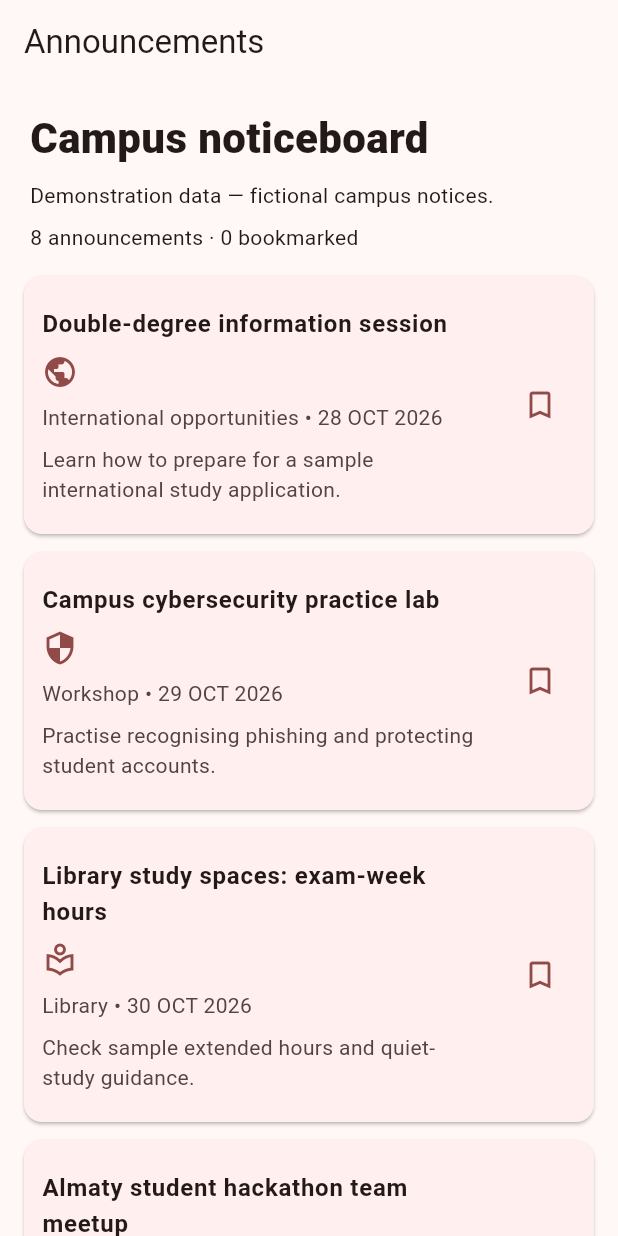
After one commit to I26043015/iitu-student-hub, a Flutter app: the AnnouncementsScreen screen opened directly, on a phone screen of 412 x 824 dp. The commit adds this screen. Run offline on Flutter 3.47's test engine with Material 3 defaults, Android fonts, the phone set to English and light mode, and no system bars; our stand-ins replace cloud_firestore, firebase_auth, firebase_core, shared_preferences; accounts and stored records are empty; key blocks and very long unbroken strings in the code were emptied for the run.

Commit message:
Add announcements with bookmarks and responsive services grid

```diff
--- /dev/null
+++ b/lib/models/campus_content.dart
@@ -0,0 +1,179 @@
+import 'package:flutter/material.dart';
+
+class Announcement {
+  const Announcement({
+    required this.id,
+    required this.title,
+    required this.category,
+    required this.date,
+    required this.preview,
+    required this.detail,
+    required this.icon,
+  });
+
+  final String id, title, category, date, preview, detail;
+  final IconData icon;
+}
+
+// Extra fields retain the existing service detail and appointment flow.
+class CampusService {
+  const CampusService(
+    this.id, this.name, this.description, this.location,
+    this.openingHours, this.contact, this.icon, this.status, {
+    this.destination = '/service-detail',
+  });
+
+  final String id, name, description, location, openingHours, contact, status;
+  final IconData icon;
+  final String destination;
+  String get label => name;
+}
+
+// All notices, dates, locations and contacts below are demonstration data.
+const campusAnnouncements = <Announcement>[
+  Announcement(
+    id: 'notice-double-degree-2026',
+    title: 'Double-degree information session',
+    category: 'International opportunities', date: '28 OCT 2026',
+    preview: 'Learn how to prepare for a sample international study application.',
+    detail: 'This demonstration session introduces a fictional double-degree '
+        'application journey. Students can practise preparing a transcript, '
+        'writing a motivation letter and comparing course plans. The sample '
+        'session takes place in Room 301 at 15:00. Bring a list of questions '
+        'about studying abroad. This is not an official IITU admission notice.',
+    icon: Icons.public,
+  ),
+  Announcement(
+    id: 'notice-cyber-lab-2026',
+    title: 'Campus cybersecurity practice lab',
+    category: 'Workshop', date: '29 OCT 2026',
+    preview: 'Practise recognising phishing and protecting student accounts.',
+    detail: 'In this fictional hands-on lab, students review sample phishing '
+        'messages, discuss strong passwords and practise reporting a suspicious '
+        'link. The sample location is Computer Lab 204 at 16:00. Bring a laptop; '
+        'all activities use demonstration accounts. No real credentials are '
+        'requested. This workshop listing is demonstration data.',
+    icon: Icons.security_outlined,
+  ),
+  Announcement(
+    id: 'notice-library-hours-2026',
+    title: 'Library study spaces: exam-week hours',
+    category: 'Library', date: '30 OCT 2026',
+    preview: 'Check sample extended hours and quiet-study guidance.',
+    detail: 'For this campus prototype, the fictional library study area is '
+        'available from 08:00 to 21:00 during the sample exam week. Quiet desks '
+        'are on Level 2, while group discussions use the labelled collaboration '
+        'room. Keep walkways clear and return borrowed materials to the desk. '
+        'These hours are illustrative; check official university channels '
+        'before planning an actual visit.',
+    icon: Icons.local_library_outlined,
+  ),
+  Announcement(
+    id: 'notice-hackathon-2026',
+    title: 'Almaty student hackathon team meetup',
+    category: 'Technology', date: '31 OCT 2026',
+    preview: 'Meet fictional teammates for a campus accessibility challenge.',
+    detail: 'This sample meetup helps students form teams around a fictional '
+        'campus accessibility challenge. Discuss an idea, choose a small '
+        'prototype and divide design, development and presentation tasks. '
+        'The demonstration meetup is in the Student Space at 14:00. Beginners '
+        'are welcome. This notice does not register anyone for a real '
+        'hackathon or represent an official event.',
+    icon: Icons.code,
+  ),
+  Announcement(
+    id: 'notice-career-cv-2026',
+    title: 'Prepare your first internship CV',
+    category: 'Career', date: '02 NOV 2026',
+    preview: 'Bring a one-page draft and practise describing your projects.',
+    detail: 'The fictional Career Services team offers a sample CV review '
+        'session in Room 105 at 11:00. Students can practise summarising '
+        'course projects, listing relevant skills and writing clear achievement '
+        'statements. Bring a one-page draft containing fictional contact '
+        'information for this exercise. No CV is sent to an employer; this '
+        'announcement is demonstration data.',
+    icon: Icons.work_outline,
+  ),
+  Announcement(
+    id: 'notice-sports-2026',
+    title: 'Student sports club open afternoon',
+    category: 'Sports', date: '03 NOV 2026',
+    preview: 'Explore sample badminton, basketball and fitness activities.',
+    detail: 'Visit the fictional Sports Hall at 15:30 to learn about sample '
+        'student activities. The demonstration programme includes badminton, '
+        'basketball and a beginner fitness introduction. Wear comfortable '
+        'clothes and discuss accessibility needs with the sample service desk. '
+        'This is a fictional programme for the app and does not confirm '
+        'access to any real campus facilities.',
+    icon: Icons.sports_basketball_outlined,
+  ),
+  Announcement(
+    id: 'notice-accommodation-2026',
+    title: 'Accommodation application checklist',
+    category: 'Student support', date: '04 NOV 2026',
+    preview: 'Review a fictional checklist before contacting housing support.',
+    detail: 'This demonstration checklist explains a sample accommodation '
+        'enquiry. Prepare your preferred move-in date, study year and questions '
+        'about shared facilities. The fictional housing desk is in Room 112 '
+        'and offers guidance from 10:00 to 16:00 on weekdays. Do not upload '
+        'identity documents through this prototype. Actual accommodation '
+        'availability and rules must be checked with the university.',
+    icon: Icons.home_outlined,
+  ),
+  Announcement(
+    id: 'notice-wellbeing-2026',
+    title: 'Wellbeing and study-planning drop-in',
+    category: 'Wellbeing', date: '05 NOV 2026',
+    preview: 'Explore sample support for balancing deadlines and student life.',
+    detail: 'The eighth announcement describes a fictional wellbeing drop-in '
+        'in Room 108 at 13:00. Students can discuss sample study-planning '
+        'strategies, taking breaks and finding campus support. The session '
+        'is an illustration of a campus notice, not a real appointment or '
+        'counselling service. Open Counselling in Services to read the matching '
+        'sample support information.',
+    icon: Icons.favorite_border,
+  ),
+];
+
+const campusServices = <CampusService>[
+  CampusService('library', 'Library',
+    'Find study materials, citation tools and sample quiet-study spaces.',
+    'Sample: Learning centre, level 2', 'Sample: Mon–Fri, 09:00–19:00',
+    'library@example.edu', Icons.local_library_outlined, 'Demonstration data'),
+  CampusService('counselling', 'Counselling',
+    'Learn about fictional wellbeing appointments and student support.',
+    'Sample: Student centre, room 108', 'Sample: Mon–Fri, 10:00–16:00',
+    'wellbeing@example.edu', Icons.favorite_border, 'Demonstration data'),
+  CampusService('accommodation', 'Accommodation',
+    'Read sample housing guidance, application steps and residence information.',
+    'Sample: Student centre, room 112', 'Sample: Mon–Fri, 10:00–16:00',
+    'housing@example.edu', Icons.home_outlined, 'Demonstration data'),
+  CampusService('career', 'Career Services',
+    'Prepare a CV, plan an internship search and practise interviews.',
+    'Sample: Student centre, room 105', 'Sample: Mon–Fri, 10:00–17:00',
+    'career@example.edu', Icons.work_outline, 'Demonstration data'),
+  CampusService('sports', 'Sports',
+    'Explore fictional sports clubs, equipment guidance and activity sessions.',
+    'Sample: Sports hall, reception', 'Sample: Mon–Fri, 09:00–18:00',
+    'sports@example.edu', Icons.sports_basketball_outlined, 'Demonstration data'),
+  CampusService('it', 'IT Helpdesk',
+    'Get guidance on campus Wi-Fi, account access and student devices.',
+    'Sample: Main building, room 204', 'Sample: Mon–Fri, 09:00–18:00',
+    'it-support@example.edu', Icons.wifi_outlined, 'Demonstration data'),
+];
+
+// Retain the original optional service destinations below the required grid.
+const additionalCampusServices = <CampusService>[
+  CampusService('facilities', 'Facilities',
+    'Report a classroom issue or request help with campus equipment and spaces.',
+    'Sample: Main building, reception', 'Sample: Mon–Fri, 09:00–18:00',
+    'facilities@example.edu', Icons.apartment_outlined, 'Demonstration data'),
+  CampusService('activities', 'Student activities',
+    'Discover student communities, volunteering and event opportunities.',
+    'Sample: Student space, level 1', 'Sample: Mon–Fri, 10:00–17:00',
+    'activities@example.edu', Icons.groups_outlined, 'Demonstration data'),
+  CampusService('academic', 'Academic support',
+    'Ask for guidance on study planning, course choices and academic enquiries.',
+    'Sample: Academic office, room 301', 'Sample: Mon–Fri, 09:00–17:00',
+    'academic@example.edu', Icons.school_outlined, 'Demonstration data'),
+];
--- /dev/null
+++ b/lib/screens/announcements_screen.dart
@@ -0,0 +1,171 @@
+import 'package:flutter/material.dart';
+import '../models/campus_content.dart';
+
+class AnnouncementsScreen extends StatefulWidget {
+  const AnnouncementsScreen({super.key, this.savedIds});
+  final Set<String>? savedIds;
+
+  @override
+  State<AnnouncementsScreen> createState() => _AnnouncementsScreenState();
+}
+
+class _AnnouncementsScreenState extends State<AnnouncementsScreen> {
+  late final Set<String> bookmarkedIds;
+  final scroll = ScrollController();
+  bool opening = false;
+
+  @override
+  void initState() {
+    super.initState();
+    // The shared set also keeps bookmarks when reopening from Home this session.
+    bookmarkedIds = widget.savedIds ?? <String>{};
+  }
+
+  @override
+  void dispose() {
+    scroll.dispose();
+    super.dispose();
+  }
+
+  void toggleBookmark(String id) => setState(() {
+    if (!bookmarkedIds.add(id)) bookmarkedIds.remove(id);
+  });
+
+  Future<void> openAnnouncement(Announcement item) async {
+    if (opening) return;
+    opening = true;
+    try {
+      // push leaves this screen mounted: its scroll and bookmarks survive Back.
+      await Navigator.push<void>(context, MaterialPageRoute<void>(
+        settings: RouteSettings(name: '/announcement/${item.id}'),
+        builder: (_) => AnnouncementDetailScreen(item: item),
+      ));
+    } finally {
+      opening = false;
+    }
+  }
+
+  @override
+  Widget build(BuildContext context) {
+    final color = Theme.of(context).colorScheme.primary;
+    return Scaffold(
+      appBar: AppBar(title: const Text('Announcements')),
+      body: SafeArea(
+        child: Center(
+          child: ConstrainedBox(
+            constraints: const BoxConstraints(maxWidth: 1000),
+            // One bounded, primary scroll view contains the header and cards.
+            child: ListView.builder(
+              key: const PageStorageKey<String>('announcements-list'),
+              controller: scroll,
+              padding: const EdgeInsets.all(16),
+              itemCount: campusAnnouncements.length + 1,
+              itemBuilder: (context, index) {
+                if (index == 0) {
+                  return Padding(
+                    padding: const EdgeInsets.fromLTRB(4, 0, 4, 16),
+                    child: Column(
+                      crossAxisAlignment: CrossAxisAlignment.start,
+                      children: [
+                        const Text('Campus noticeboard',
+                          style: TextStyle(fontSize: 28, fontWeight: FontWeight.w800)),
+                        const SizedBox(height: 8),
+                        const Text('Demonstration data — fictional campus notices.'),
+                        const SizedBox(height: 8),
+                        Text('${campusAnnouncements.length} announcements · '
+                            '${bookmarkedIds.length} bookmarked'),
+                      ],
+                    ),
+                  );
+                }
+                final item = campusAnnouncements[index - 1];
+                final saved = bookmarkedIds.contains(item.id);
+                return Card(
+                  key: ValueKey('announcement-card-${item.id}'),
+                  margin: const EdgeInsets.only(bottom: 12),
+                  clipBehavior: Clip.antiAlias,
+                  child: LayoutBuilder(builder: (context, constraints) {
+                    // At larger text sizes the badge moves into the subtitle,
+                    // freeing horizontal room without dropping any metadata.
+                    final compact = constraints.maxWidth < 400 ||
+                        MediaQuery.textScalerOf(context).scale(14) > 21;
+                    return ListTile(
+                      contentPadding: const EdgeInsets.symmetric(
+                        horizontal: 12, vertical: 12),
+                      leading: compact ? null : CircleAvatar(
+                        backgroundColor: color.withValues(alpha: .08),
+                        child: Icon(item.icon, color: color),
+                      ),
+                      title: Text(item.title,
+                        style: const TextStyle(fontWeight: FontWeight.w700)),
+                      subtitle: Column(
+                        crossAxisAlignment: CrossAxisAlignment.start,
+                        children: [
+                          const SizedBox(height: 8),
+                          if (compact) Padding(
+                            padding: const EdgeInsets.only(bottom: 8),
+                            child: Icon(item.icon, color: color),
+                          ),
+                          Text('${item.category} • ${item.date}'),
+                          const SizedBox(height: 8),
+                          Text(item.preview),
+                        ],
+                      ),
+                      trailing: IconButton(
+                        key: ValueKey('bookmark-${item.id}'),
+                        tooltip: saved ? 'Remove bookmark' : 'Bookmark',
+                        isSelected: saved,
+                        color: color,
+                        icon: Icon(saved ? Icons.bookmark : Icons.bookmark_border),
+                        onPressed: () => toggleBookmark(item.id),
+                      ),
+                      onTap: () => openAnnouncement(item),
+                    );
+                  }),
+                );
+              },
+            ),
+          ),
+        ),
+      ),
+    );
+  }
+}
+
+class AnnouncementDetailScreen extends StatelessWidget {
+  const AnnouncementDetailScreen({super.key, required this.item});
+  final Announcement item;
+
+  @override
+  Widget build(BuildContext context) => Scaffold(
+    appBar: AppBar(title: const Text('Announcement details')),
+    body: SafeArea(
+      child: SingleChildScrollView(
+        padding: const EdgeInsets.all(20),
+        child: Center(
+          child: ConstrainedBox(
+            constraints: const BoxConstraints(maxWidth: 900),
+            child: Column(
+              crossAxisAlignment: CrossAxisAlignment.stretch,
+              children: [
+                Align(alignment: Alignment.centerLeft,
+                  child: Icon(item.icon, size: 42,
+                    color: Theme.of(context).colorScheme.primary)),
+                const SizedBox(height: 20),
+                Text(item.title,
+                  style: const TextStyle(fontSize: 28, fontWeight: FontWeight.w800)),
+                const SizedBox(height: 12),
+                Text('${item.category} • ${item.date}'),
+                const SizedBox(height: 24),
+                SelectableText(item.detail,
+                  style: const TextStyle(fontSize: 17, height: 1.6)),
+                const SizedBox(height: 24),
+                const Text('Demonstration data — this is not an official campus notice.'),
+              ],
+            ),
+          ),
+        ),
+      ),
+    ),
+  );
+}
```
Also changed, not shown: lib/main.dart (+136 -190 lines).
